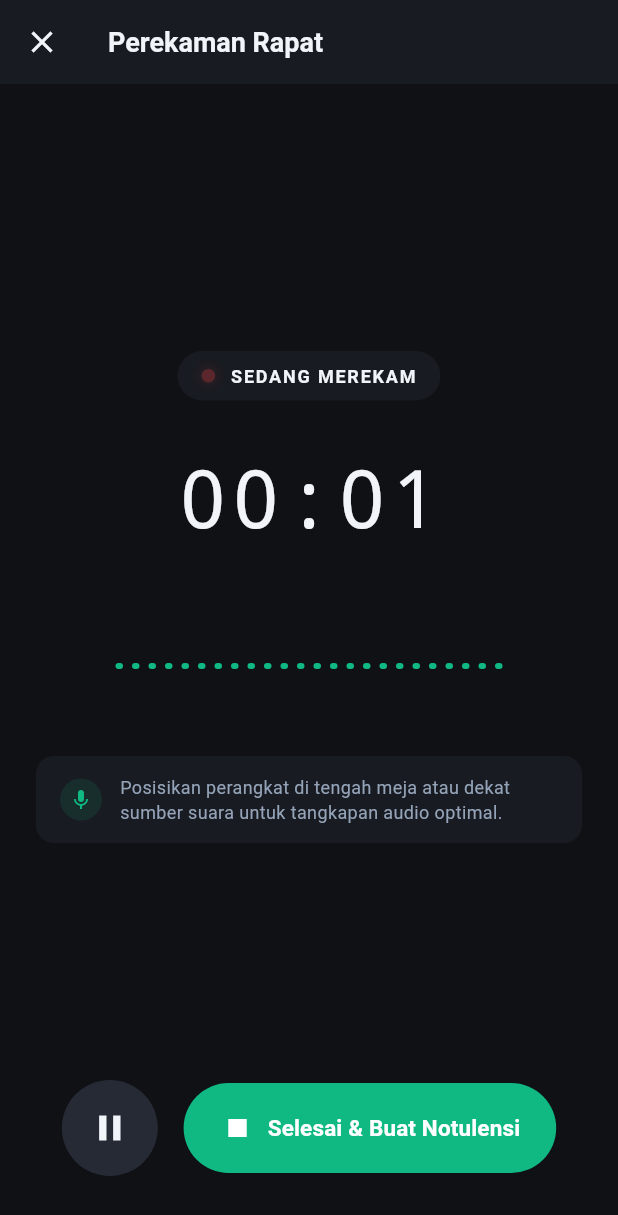
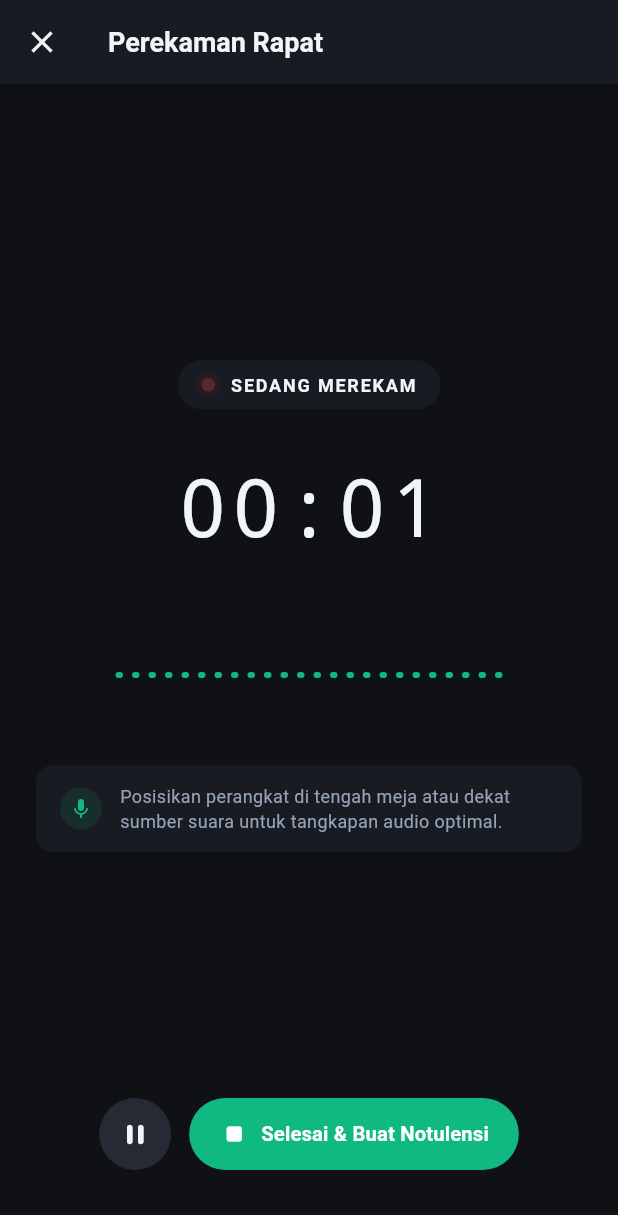
Before and after one commit to feliofranky/notulensi, a Flutter app: the RecordingScreen screen opened directly, on a phone screen of 412 x 824 dp. Shown: the top 1215 px of the screen. Run offline on Flutter 3.47's test engine with Material 3 defaults, Android fonts, the phone set to English and light mode, and no system bars; our stand-ins replace pdf, permission_handler, share_plus, shared_preferences; missing offline and left inert: record; accounts and stored records are empty.

Commit message:
feat: new HERZnote mic+note icon, 1x-2x audio playback speed, rename tab to Notulensi, compact recording controls, cancel-safe processing, and remove deprecated gemini-2.5-flash fallback

```diff
--- a/lib/screens/recording_screen.dart
+++ b/lib/screens/recording_screen.dart
@@ -30,6 +30,7 @@ class _RecordingScreenState extends State<RecordingScreen> with TickerProviderSt
 
   String? _cachedAudioPath;
   bool _hasStopped = false;
+  int _processGeneration = 0;
 
   StreamSubscription<Amplitude>? _amplitudeSub;
   double _currentAmplitude = -160.0;
@@ -136,6 +137,8 @@ class _RecordingScreenState extends State<RecordingScreen> with TickerProviderSt
     _timer?.cancel();
     _amplitudeSub?.cancel();
 
+    final int myGen = ++_processGeneration;
+
     setState(() {
       _isProcessing = true;
       _errorMessage = null;
@@ -145,7 +148,7 @@ class _RecordingScreenState extends State<RecordingScreen> with TickerProviderSt
 
     _processingTimer?.cancel();
     _processingTimer = Timer.periodic(const Duration(seconds: 1), (_) {
-      if (mounted && _isProcessing) {
+      if (mounted && _isProcessing && myGen == _processGeneration) {
         setState(() {
           _processingSeconds++;
         });
@@ -166,11 +169,15 @@ class _RecordingScreenState extends State<RecordingScreen> with TickerProviderSt
         _hasStopped = true;
       }
 
+      if (myGen != _processGeneration) return;
+
       final model = await StorageService.getModel();
 
+      if (mounted && myGen == _processGeneration) {
         setState(() {
           _processingStep = 'Mengirim audio untuk dianalisis...';
         });
+      }
 
       final note = await GeminiService.processMeetingAudio(
         audioPath: _cachedAudioPath!,
@@ -178,13 +185,16 @@ class _RecordingScreenState extends State<RecordingScreen> with TickerProviderSt
         apiKey: apiKey,
         model: model,
         onProgress: (status) {
-          if (mounted && _isProcessing) {
+          if (mounted && _isProcessing && myGen == _processGeneration) {
             setState(() {
               _processingStep = status;
             });
           }
         },
       );
+
+      // Jika user sudah membatalkan proses di tengah jalan, abaikan hasil lama ini sepenuhnya
+      if (myGen != _processGeneration) return;
 
       _processingTimer?.cancel();
 
@@ -194,7 +204,7 @@ class _RecordingScreenState extends State<RecordingScreen> with TickerProviderSt
       // Lepaskan WakeLock & Keep-Screen-On setelah seluruh proses tuntas
       await _audioService.releaseKeepAwake();
 
-      if (mounted) {
+      if (mounted && myGen == _processGeneration) {
         Navigator.pushReplacement(
           context,
           MaterialPageRoute(
@@ -203,6 +213,7 @@ class _RecordingScreenState extends State<RecordingScreen> with TickerProviderSt
         );
       }
     } catch (e) {
+      if (myGen != _processGeneration) return;
       _processingTimer?.cancel();
       await _audioService.releaseKeepAwake();
       if (mounted) {
@@ -248,6 +259,7 @@ class _RecordingScreenState extends State<RecordingScreen> with TickerProviderSt
   }
 
   Future<void> _saveAsDraft() async {
+    _processGeneration++;
     _timer?.cancel();
     _amplitudeSub?.cancel();
     _processingTimer?.cancel();
@@ -602,38 +614,44 @@ class _RecordingScreenState extends State<RecordingScreen> with TickerProviderSt
 
               const Spacer(),
 
-              // CONTROLS
+              // CONTROLS (Sleek & Compact)
               Row(
-                mainAxisAlignment: MainAxisAlignment.spaceEvenly,
+                mainAxisAlignment: MainAxisAlignment.center,
                 children: [
                   // PAUSE / RESUME BUTTON (Hanya aktif jika belum dihentikan)
-                  if (!_hasStopped)
-                    IconButton.filled(
+                  if (!_hasStopped) ...[
+                    SizedBox(
+                      width: 48,
+                      height: 48,
+                      child: IconButton.filled(
                         onPressed: _togglePause,
-                      icon: Icon(_isPaused ? Icons.play_arrow : Icons.pause, size: 28),
+                        icon: Icon(_isPaused ? Icons.play_arrow_rounded : Icons.pause_rounded, size: 22),
                         style: IconButton.styleFrom(
                           backgroundColor: const Color(0xFF262A34),
                           foregroundColor: const Color(0xFFF1F5F9),
-                        padding: const EdgeInsets.all(18),
+                          padding: EdgeInsets.zero,
                         ),
                       ),
+                    ),
+                    const SizedBox(width: 12),
+                  ],
 
                   // STOP & PROCESS BUTTON
                   SizedBox(
-                    height: 60,
+                    height: 48,
                     child: ElevatedButton.icon(
                       onPressed: _stopAndProcess,
-                      icon: Icon(_hasStopped ? Icons.auto_awesome : Icons.stop, size: 24),
+                      icon: Icon(_hasStopped ? Icons.auto_awesome : Icons.stop_rounded, size: 20),
                       label: Text(
                         _hasStopped ? 'Coba Buat Notulensi Lagi' : 'Selesai & Buat Notulensi',
-                        style: const TextStyle(fontSize: 15, fontWeight: FontWeight.bold),
+                        style: const TextStyle(fontSize: 13.5, fontWeight: FontWeight.bold),
                       ),
                       style: ElevatedButton.styleFrom(
                         backgroundColor: const Color(0xFF10B981),
                         foregroundColor: Colors.white,
-                        padding: const EdgeInsets.symmetric(horizontal: 24),
+                        padding: const EdgeInsets.symmetric(horizontal: 20),
                         shape: RoundedRectangleBorder(
-                          borderRadius: BorderRadius.circular(30),
+                          borderRadius: BorderRadius.circular(24),
                         ),
                         elevation: 0,
                       ),
@@ -642,7 +660,7 @@ class _RecordingScreenState extends State<RecordingScreen> with TickerProviderSt
                 ],
               ),
 
-              const SizedBox(height: 20),
+              const SizedBox(height: 24),
             ],
           ),
         ),
@@ -716,11 +734,12 @@ class _RecordingScreenState extends State<RecordingScreen> with TickerProviderSt
                 // CANCEL BUTTON (So user is never stuck!)
                 TextButton.icon(
                   onPressed: () {
+                    _processGeneration++;
                     _processingTimer?.cancel();
                     _audioService.releaseKeepAwake();
                     setState(() {
                       _isProcessing = false;
-                      _errorMessage = 'Pemrosesan dibatalkan. Anda dapat mencoba lagi kapan saja.';
+                      _errorMessage = null;
                     });
                   },
                   icon: const Icon(Icons.arrow_back, size: 16, color: Color(0xFF94A3B8)),
--- a/lib/services/gemini_service.dart
+++ b/lib/services/gemini_service.dart
@@ -74,9 +74,9 @@ class GeminiService {
     final bytes = await file.readAsBytes();
     final base64Audio = base64Encode(bytes);
 
-    // Daftar model untuk auto-fallback jika server utama sedang padat/503/429
+    // Daftar model aktif untuk auto-fallback jika server utama sedang padat/503/429
     final modelsToTry = <String>[model];
-    for (final candidate in ['gemini-3.5-flash', 'gemini-3.5-flash-lite', 'gemini-2.5-flash']) {
+    for (final candidate in ['gemini-3.5-flash-lite', 'gemini-3.5-flash', 'gemini-3.8-flash']) {
       if (!modelsToTry.contains(candidate)) {
         modelsToTry.add(candidate);
       }
@@ -113,6 +113,8 @@ class GeminiService {
         final isRetryable = rawErr.contains('high demand') ||
             rawErr.contains('503') ||
             rawErr.contains('429') ||
+            rawErr.contains('404') ||
+            rawErr.contains('no longer available') ||
             rawErr.contains('RESOURCE_EXHAUSTED') ||
             rawErr.contains('temporarily unavailable') ||
             rawErr.contains('timeout') ||
```
Also changed, not shown: lib/screens/result_screen.dart (+47 -2 lines), 17 other files. Lines whose indentation alone changed are shown as unchanged.
